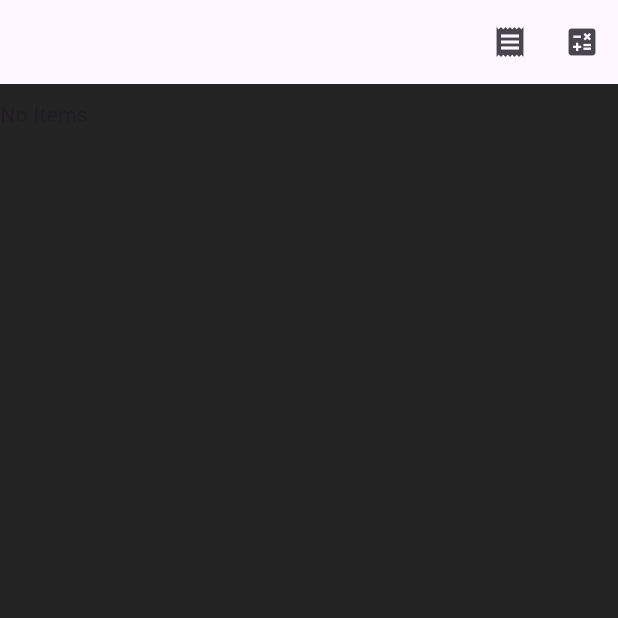
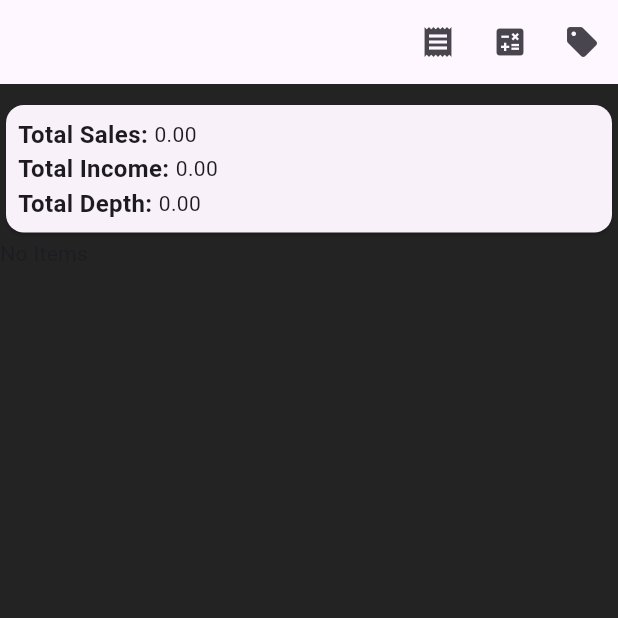
Before and after one commit to chathudilzo/shop_keeper, a Flutter app: the screen it shows after launch, after a tap on the "calculate" icon, on a phone screen of 412 x 824 dp, the top half of it. Run offline on Flutter 3.47's test engine with Material 3 defaults, Android fonts, the phone set to English and light mode, and no system bars; our stand-ins replace get, hive, hive_flutter; missing offline and left inert: time_picker_spinner_pop_up; accounts and stored records are empty.

Commit message:
summary built

```diff
--- a/lib/controllers/bill_controller.dart
+++ b/lib/controllers/bill_controller.dart
@@ -1,5 +1,7 @@
 import 'package:get/get.dart';
 import 'package:hive/hive.dart';
+import 'package:intl/intl.dart';
+import 'package:shop_keeper/objects/summary.dart';
 
 import '../objects/bill.dart';
 
@@ -7,6 +9,7 @@ class BillController extends GetxController{
   RxList<Bill> todayBills=<Bill>[].obs;
   RxBool isLoading=false.obs;
   RxBool isBilling=false.obs;
+  Rx<Summary> todaySummary=Summary(DateFormat.yMMMd().format(DateTime.now()), 0, 0, 0).obs;
 
 
 
@@ -15,7 +18,9 @@ class BillController extends GetxController{
     isBilling.value=true;
     final box=await Hive.openBox<Bill>('billBox');
     await box.add(bill);
+
     isBilling.value=false;
+
   }
 
   Future<void>fetchBills(String date)async{
@@ -24,6 +29,21 @@ class BillController extends GetxController{
     final filteredBills=box.values.toList().where((bill) => bill.date==date).toList();
 
     todayBills.value=filteredBills;
+    if(todayBills.isNotEmpty){
+      double total=0;
+      double income=0;
+      double depth=0;
+      for(int i=0;i<todayBills.length;i++){
+        total+=todayBills[i].fullTotal;
+        income+=todayBills[i].payedAmount;
+        depth+=todayBills[i].fullTotal-todayBills[i].payedAmount;
+
+      }
+      todaySummary.value.date=date;
+      todaySummary.value.total=total;
+      todaySummary.value.income=income;
+      todaySummary.value.depth=depth;
+    }
     isLoading.value=false;
   }
 }
--- a/lib/main.dart
+++ b/lib/main.dart
@@ -6,6 +6,7 @@ import 'package:shop_keeper/controllers/daily_sales_controller.dart';
 import 'package:shop_keeper/controllers/item_controller.dart';
 import 'package:shop_keeper/objects/daily_sales.dart';
 import 'package:shop_keeper/objects/item.dart';
+import 'package:shop_keeper/objects/summary.dart';
 import 'package:shop_keeper/screens/add_item_page.dart';
 import 'package:shop_keeper/screens/home_page.dart';
 
@@ -18,6 +19,7 @@ Hive.registerAdapter(ItemAdapter());
 Hive.registerAdapter(BillAdapter());
 Hive.registerAdapter(DailySalesAdapter());
 Hive.registerAdapter(SellItemAdapter());
+Hive.registerAdapter(SummaryAdapter());
 
 if(!Hive.isBoxOpen('itemBox')){
   await Hive.openBox<Item>('itemBox');
@@ -29,6 +31,7 @@ if(!Hive.isBoxOpen('billBox')){
 Get.put(ItemController());
 Get.put(BillController());
 Get.put(DailySalesController());
+
 
   runApp(const MyApp());
 }
--- /dev/null
+++ b/lib/objects/summary.dart
@@ -0,0 +1,22 @@
+
+
+import 'package:hive_flutter/adapters.dart';
+part 'summary.g.dart';
+@HiveType(typeId: 4)
+class Summary extends HiveObject{
+@HiveField(0)
+String date;
+
+@HiveField(1)
+double total;
+
+@HiveField(2)
+double income;
+
+@HiveField(3)
+double depth;
+
+Summary(this.date,this.total,this.income,this.depth);
+
+
+}
--- a/lib/screens/home_page.dart
+++ b/lib/screens/home_page.dart
@@ -1,3 +1,5 @@
+import 'dart:ffi';
+
 import 'package:flutter/material.dart';
 import 'package:get/get.dart';
 import 'package:intl/intl.dart';
@@ -7,6 +9,7 @@ import 'package:shop_keeper/controllers/item_controller.dart';
 import 'package:shop_keeper/objects/bill.dart';
 import 'package:shop_keeper/objects/sell_item.dart';
 import 'package:shop_keeper/screens/all_bill_page.dart';
+import 'package:shop_keeper/screens/daily_sales_page.dart';
 
 class HomePage extends StatefulWidget {
   const HomePage({super.key});
@@ -22,6 +25,13 @@ BillController _billController=Get.find();
 var textControllers=<String,TextEditingController>{};
 
 @override
+  void initState() {
+    // TODO: implement initState
+    super.initState();
+    _billController.fetchBills(DateFormat.yMMMd().format(DateTime.now()));
+  }
+
+  @override
   Widget build(BuildContext context) {
     double width=MediaQuery.of(context).size.width;
     double height=MediaQuery.of(context).size.height;
@@ -34,13 +44,51 @@ var textControllers=<String,TextEditingController>{};
           }, icon: Icon(Icons.receipt)),
           IconButton(onPressed: (){
             calculateTotal();
-          }, icon: Icon(Icons.calculate))
+          }, icon: Icon(Icons.calculate)),
+          IconButton(onPressed: (){
+            Get.to(DailySalesPage());
+          }, icon: Icon(Icons.sell))
         ],
       ),
       body: SingleChildScrollView(
         child: Column(
           children: [
             SizedBox(height: 10,),
+            Obx((){
+              if(_billController.isLoading.value){
+                return CircularProgressIndicator();
+              }else{
+                return Card(
+
+              child: Padding(
+                padding: const EdgeInsets.all(8.0),
+                child: Column(
+                  children: [
+                    Row(
+                      children: [
+                        Text('Total Sales: ',style: TextStyle(fontSize: 16,fontWeight: FontWeight.bold),),
+                        Text(_billController.todaySummary.value.total.toStringAsFixed(2)),
+                      ],
+                    ),
+                    Row(
+                      children: [
+                        Text('Total Income: ',style: TextStyle(fontSize: 16,fontWeight: FontWeight.bold),),
+                        Text(_billController.todaySummary.value.income.toStringAsFixed(2)),
+                      ],
+                    ),
+                    Row(
+                      children: [
+                        Text('Total Depth: ',style: TextStyle(fontSize: 16,fontWeight: FontWeight.bold),),
+                        Text(_billController.todaySummary.value.depth.toStringAsFixed(2)),
+                      ],
+                    ),
+
+                  ],
+                ),
+              ),
+            );
+              }
+            } ),
             SizedBox(
               width: width,
               height: height*0.9,
@@ -152,16 +200,19 @@ var textControllers=<String,TextEditingController>{};
     print('Called');
     List<SellItem> sellItems=[];
 
+    try{
       for(final item in controller.itemList){
         final textController=textControllers[item.name];
 
 
+        if(textController?.text!=null && textController!.text.isNotEmpty){
 
-      final buyAmount=double.tryParse(textController!.text)??0;
+          final buyAmount=double.tryParse(textController.text)??0;
 
           if(buyAmount>0){
             final sellItem=SellItem(item.name,item.kgPrice, item.unitPrice, buyAmount);
             sellItems.add(sellItem);
+          }
         }
 
       }
@@ -172,8 +223,11 @@ var textControllers=<String,TextEditingController>{};
         _showBill(context,bill);
       }
 
-    for(SellItem sellItem in sellItems){
-        print('Name: ${sellItem.name},UnitPrice: ${sellItem.unitPrice} , KgPrice:${sellItem.kgPrice}  Buy Amount: ${sellItem.buyAmount}, Total: ${sellItem.itemTotal}');
+    // for(SellItem sellItem in sellItems){
+    //     print('Name: ${sellItem.name},UnitPrice: ${sellItem.unitPrice} , KgPrice:${sellItem.kgPrice}  Buy Amount: ${sellItem.buyAmount}, Total: ${sellItem.itemTotal}');
+    //   }
+    }catch(error){
+      Get.snackbar('Error', error.toString());
     }
   }
 
@@ -296,6 +350,7 @@ TextEditingController halfPayController=TextEditingController();
                   _salesController.updateSalesData(widget.bill.sellItems);
                 _billController.addBill(widget.bill);
                 widget.textControllers.values.forEach((controller)=>controller.clear());
+                _billController.fetchBills(DateFormat.yMMMd().format(DateTime.now()));
                 Navigator.pop(context);
                 }else{
                   Get.snackbar('Error', 'Buyer Name Cannot Be Empty!',
@@ -312,6 +367,7 @@ TextEditingController halfPayController=TextEditingController();
                    _salesController.updateSalesData(widget.bill.sellItems);
                 _billController.addBill(widget.bill);
                 widget.textControllers.values.forEach((controller)=>controller.clear());
+                _billController.fetchBills(DateFormat.yMMMd().format(DateTime.now()));
                 Navigator.pop(context);
 
                 }else{
@@ -326,6 +382,7 @@ TextEditingController halfPayController=TextEditingController();
                 _salesController.updateSalesData(widget.bill.sellItems);
                 _billController.addBill(widget.bill);
                widget.textControllers.values.forEach((controller)=>controller.clear());
+               _billController.fetchBills(DateFormat.yMMMd().format(DateTime.now()));
                 Navigator.pop(context);
 
               }
```
Also changed, not shown: lib/controllers/daily_sales_controller.dart (+13 -0 lines), lib/controllers/summery_controller.dart (added, +20 -0 lines), lib/screens/all_bill_page.dart (+41 -3 lines), lib/screens/daily_sales_page.dart (added, +96 -0 lines), lib/objects/summary.g.dart (added). Lines whose indentation alone changed are shown as unchanged.
